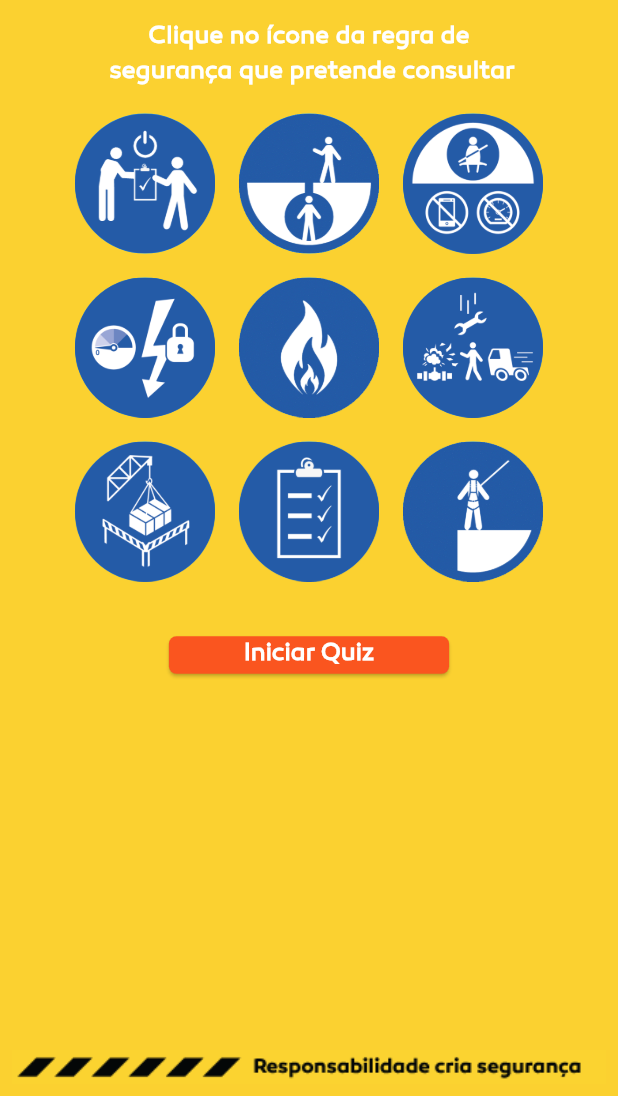
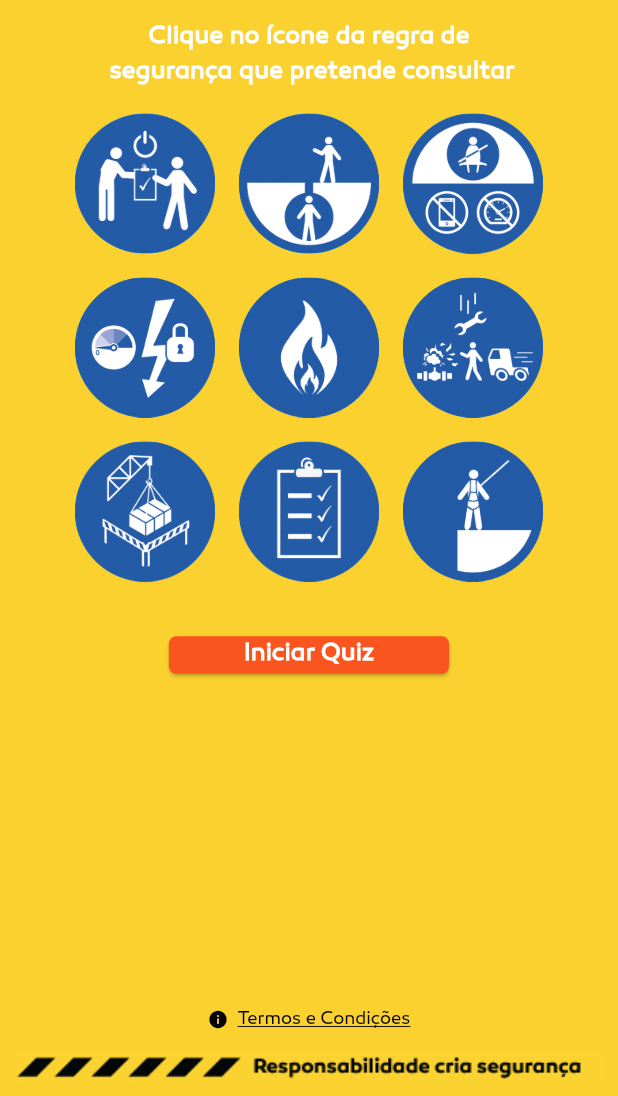
Before and after one commit to migueldosantos1/app_galp, a Flutter app: the screen it shows after launch, on a phone screen of 412 x 824 dp, the part 140-1236 px from its top. Run offline on Flutter 3.47's test engine with Material 3 defaults, Android fonts, the phone set to English and light mode, and no system bars.

Commit message:
os termos e condições funcionam e redirecionam para o link do google

```diff
--- a/lib/views/pages/home_page.dart
+++ b/lib/views/pages/home_page.dart
@@ -1,6 +1,7 @@
 import 'package:app_galp/widgets/appbar_widget.dart';
 import 'package:app_galp/widgets/navbar_widget.dart';
 import 'package:flutter/material.dart';
+import 'package:url_launcher/url_launcher.dart';
 import 'norma1_page.dart';
 import 'norma2_page.dart';
 import 'norma3_page.dart';
@@ -10,6 +11,16 @@ import 'norma6_page.dart';
 import 'norma7_page.dart';
 import 'norma8_page.dart';
 import 'norma9_page.dart';
+
+launchURL(String url) async{
+  final uri = Uri.parse(url);
+  if(await canLaunchUrl(uri)){
+    await launchUrl(uri, mode: LaunchMode.externalApplication);
+  }
+  else{
+    throw 'Could not launch $url';
+  }
+}
 
 class HomePage extends StatelessWidget {
   HomePage({super.key});
@@ -116,6 +127,31 @@ class HomePage extends StatelessWidget {
                 ),
               ),
             ),
+            SizedBox(height: 195), //! para resolver mais tarde
+            TextButton(
+              onPressed: () {
+                const url = 'https://sols.galp.com/GalpLifeSavingRules/TermosCondicoes_PT';
+
+                launchURL(url);
+              },
+              style: TextButton.styleFrom(
+                foregroundColor: Colors.black,
+                padding: EdgeInsets.zero,
+                textStyle: TextStyle(
+                  fontFamily: 'CanaroBook',
+                  fontSize: 12,
+                  decoration: TextDecoration.underline, //? se der, remover a animação do botão (sombra)
+                ),
+              ),
+              child: Row(
+                mainAxisSize: MainAxisSize.min,
+                children: [
+                  Icon(Icons.info, color: Colors.black, size: 14),
+                  const SizedBox(width: 6),
+                  const Text('Termos e Condições'),
+                ],
+              ),
+            ),
           ],
         ),
       )
--- a/pubspec.yaml
+++ b/pubspec.yaml
@@ -11,6 +11,7 @@ dependencies:
     sdk: flutter
   cupertino_icons: ^1.0.8
   flutter_launcher_icons: ^0.14.4
+  url_launcher: ^6.3.2
 
 dev_dependencies:
   flutter_test:
```
Also changed, not shown: pubspec.lock, 7 other files.
